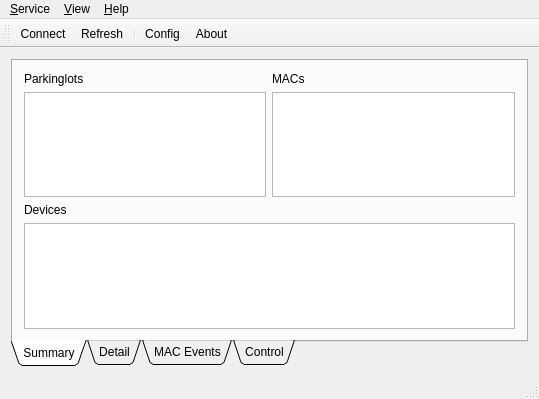
This is pkCtrlPannel/mainwndctrlpannel.ui in 21pages/zpserver as Qt 5 draws it before an edit. The edited form follows.
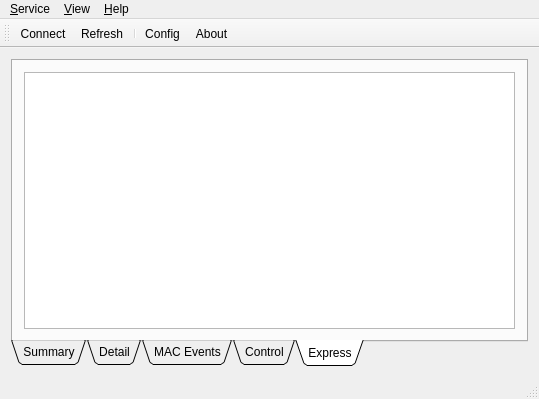
This is the edited form. The open tabs and pages were chosen to show the change. Icons and pictures are not drawn.

Commit message: Add a express view

Diff of the .ui file:
```diff
--- a/pkCtrlPannel/mainwndctrlpannel.ui
+++ b/pkCtrlPannel/mainwndctrlpannel.ui
@@ -355,6 +355,39 @@
         </item>
        </layout>
       </widget>
+      <widget class="QWidget" name="tab_express">
+       <attribute name="icon">
+        <iconset resource="resources.qrc">
+         <normaloff>:/pkCtrlPannel/resources/havecar.png</normaloff>:/pkCtrlPannel/resources/havecar.png</iconset>
+       </attribute>
+       <attribute name="title">
+        <string>Express</string>
+       </attribute>
+       <layout class="QGridLayout" name="gridLayout">
+        <item row="0" column="0">
+         <widget class="QListView" name="listView_express">
+          <property name="iconSize">
+           <size>
+            <width>128</width>
+            <height>128</height>
+           </size>
+          </property>
+          <property name="movement">
+           <enum>QListView::Snap</enum>
+          </property>
+          <property name="spacing">
+           <number>16</number>
+          </property>
+          <property name="viewMode">
+           <enum>QListView::IconMode</enum>
+          </property>
+          <property name="wordWrap">
+           <bool>true</bool>
+          </property>
+         </widget>
+        </item>
+       </layout>
+      </widget>
      </widget>
     </item>
    </layout>
```
The commit also changes 2 other files.
